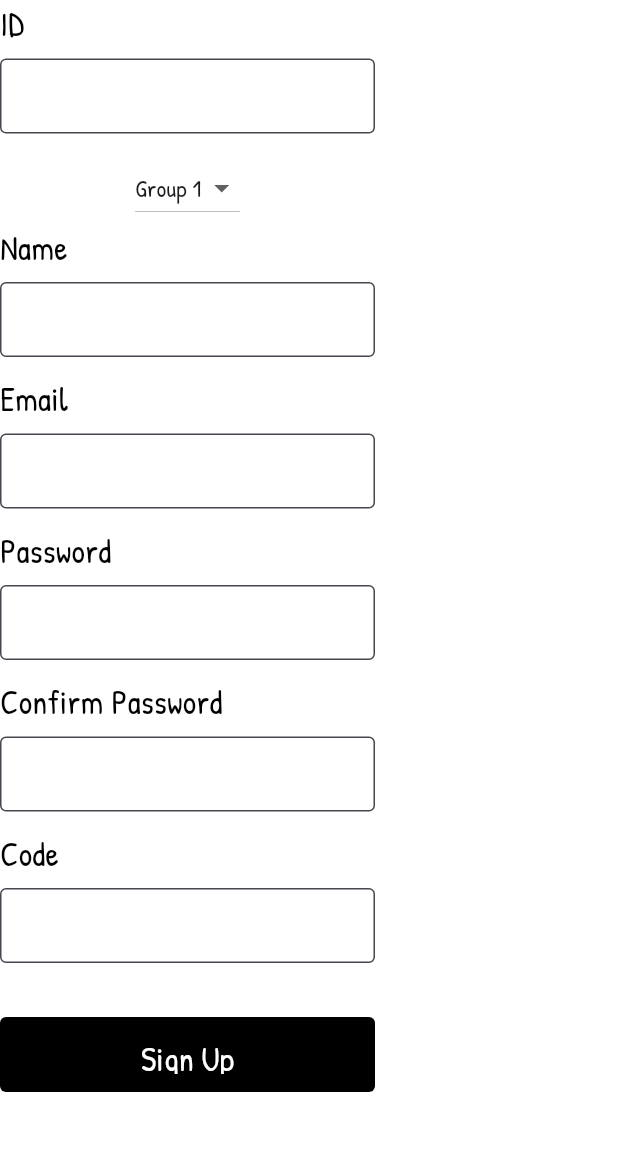
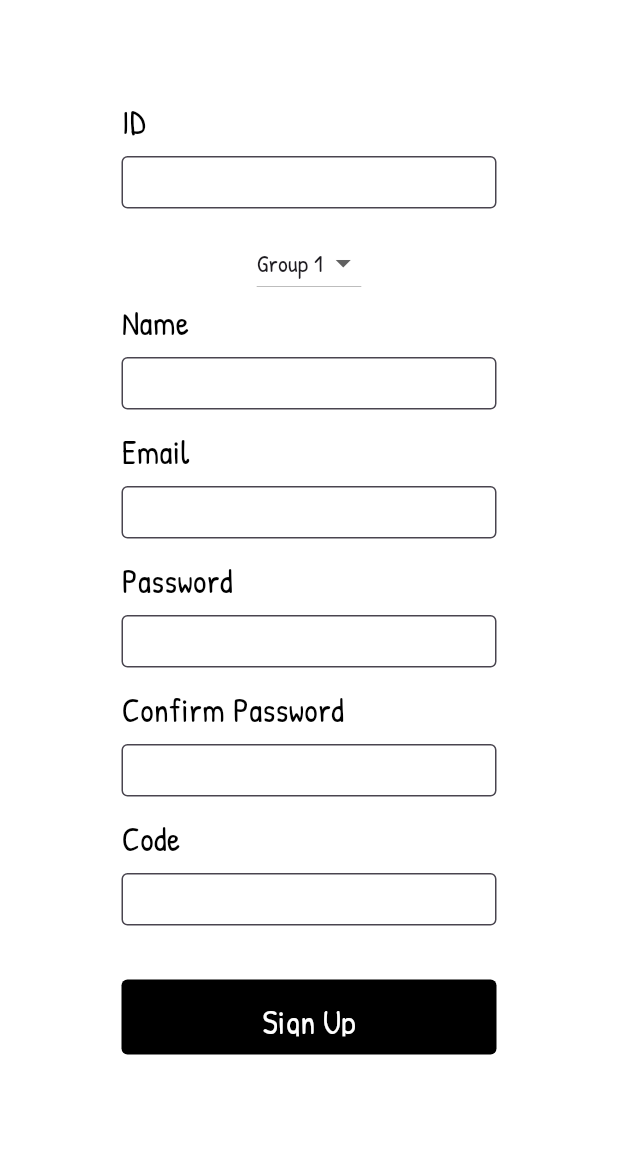
Before and after one commit to Nymmpy/nymmp_front, a Flutter app: the SignUpPage screen opened by its route, on a phone screen of 412 x 824 dp, the part 84-1235 px from its top. Run offline on Flutter 3.47's test engine with Material 3 defaults, Android fonts, the phone set to English and light mode, and no system bars; our stand-ins replace flutter_svg.

Commit message:
feat: 자잘한 디자인 수정

```diff
--- a/lib/components/custom_text_field.dart
+++ b/lib/components/custom_text_field.dart
@@ -31,7 +31,7 @@ class CustomTextField extends StatelessWidget {
           SizedBox(height: 8),
           Container(
             width: 250, // Matching width with CustomButton
-            height: 50, // Matching height with CustomButton
+            height: 35, // Matching height with CustomButton
             child: TextField(
               controller: controller,
               obscureText: obscureText,
@@ -50,7 +50,7 @@ class CustomTextField extends StatelessWidget {
                 fillColor: Colors.white, // Background color
               ),
               style: TextStyle(
-                fontSize: 22, // Font size matching button text
+                fontSize: 18, // Font size matching button text
                 color: Colors.black, // Text color
               ),
             ),
--- a/lib/components/sign_up_form.dart
+++ b/lib/components/sign_up_form.dart
@@ -1,5 +1,5 @@
 import 'package:flutter/material.dart';
-import 'custom_text_field.dart'; // 커스텀 텍스트 필드 임포트
+import 'custom_text_field.dart';
 import 'package:http/http.dart' as http;
 import 'dart:convert';
 import '../utils/api_service.dart';
@@ -17,12 +17,11 @@ class _SignUpFormState extends State<SignUpForm> {
   final TextEditingController passwordController = TextEditingController();
   final TextEditingController confirmPasswordController =
       TextEditingController();
-  final TextEditingController codeController =
-      TextEditingController(); // 코드 입력 컨트롤러 추가
+  final TextEditingController codeController = TextEditingController();
   final ApiService apiService = ApiService();
 
-  String selectedGroup = 'Group 1'; // 예시 그룹, 초기값 설정
-  bool isLoading = false; // 로딩 상태 표시
+  String selectedGroup = 'Group 1';
+  bool isLoading = false;
 
   void signUp() async {
     setState(() {
@@ -54,6 +53,7 @@ class _SignUpFormState extends State<SignUpForm> {
   Widget build(BuildContext context) {
     return Column(
       mainAxisAlignment: MainAxisAlignment.center,
+      crossAxisAlignment: CrossAxisAlignment.center, // 가로 방향 중앙 정렬 추가
       children: <Widget>[
         CustomTextField(label: 'ID', controller: idController),
         DropdownButton<String>(
--- a/lib/pages/home_page.dart
+++ b/lib/pages/home_page.dart
@@ -14,6 +14,7 @@ class HomePage extends StatelessWidget {
               text: 'Sign In',
               onPressed: () => Navigator.pushNamed(context, '/login'),
             ),
+            SizedBox(height: 24),
             CustomButton(
               text: 'Create an Account',
               onPressed: () => Navigator.pushNamed(context, '/signup'),
--- a/lib/pages/login_page.dart
+++ b/lib/pages/login_page.dart
@@ -1,18 +1,20 @@
 import 'package:flutter/material.dart';
-import '../components/login.dart'; // 로그인 로직이 포함된 컴포넌트
-import '../components/header.dart'; // 사용자 정의 헤더
+import '../components/login.dart';
+import '../components/header.dart';
 
 class LoginPage extends StatelessWidget {
   @override
   Widget build(BuildContext context) {
     return Scaffold(
-      appBar: AppBar(title: Text('Sign Up')),
+      appBar: AppBar(title: Text('Login')),
       body: Container(
+        width: MediaQuery.of(context).size.width, // 전체 너비 설정
         height: MediaQuery.of(context).size.height,
         child: Column(
           mainAxisAlignment: MainAxisAlignment.center,
+          crossAxisAlignment: CrossAxisAlignment.center,
           children: <Widget>[
-            Login(), // 사용자 로그인을 처리하는 컴포넌트
+            Login(),
           ],
         ),
       ),
--- a/lib/pages/signup_page.dart
+++ b/lib/pages/signup_page.dart
@@ -7,9 +7,11 @@ class SignUpPage extends StatelessWidget {
   Widget build(BuildContext context) {
     return Scaffold(
       appBar: AppBar(title: Text('Sign Up')),
-      body: SingleChildScrollView(
-        // 스크롤 가능하게 만듦
-        child: SignUpForm(), // SignUpForm을 로드
+      body: Center(
+        // Center 위젯으로 감쌈
+        child: SingleChildScrollView(
+          child: SignUpForm(),
+        ),
       ),
     );
   }
```
